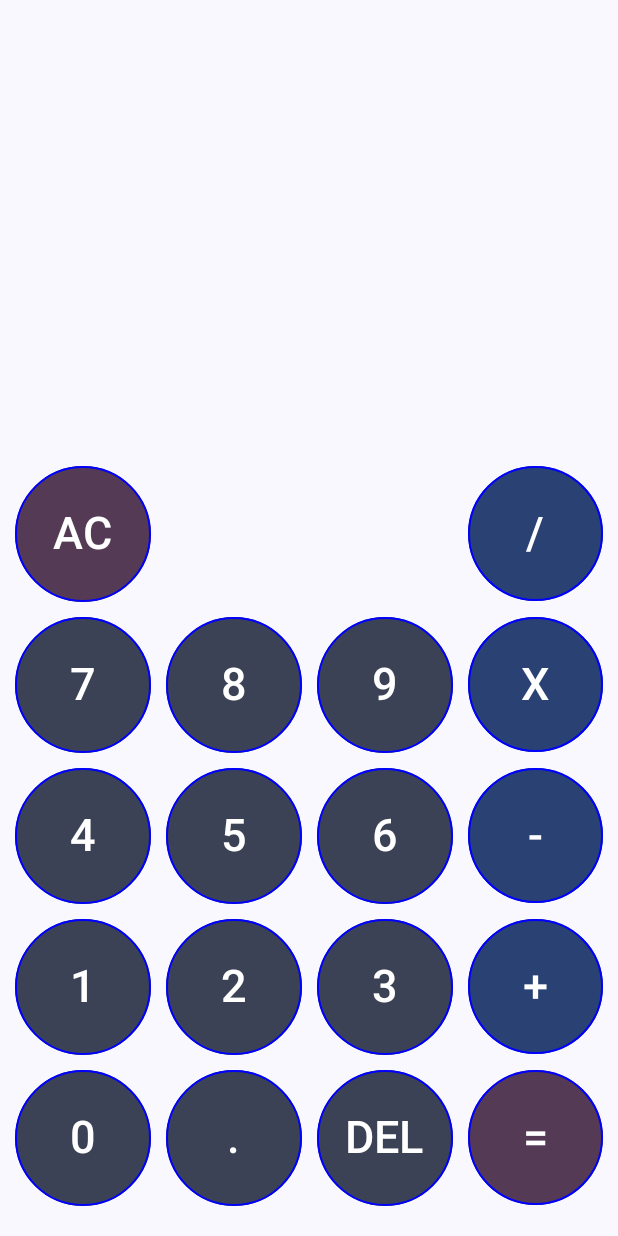
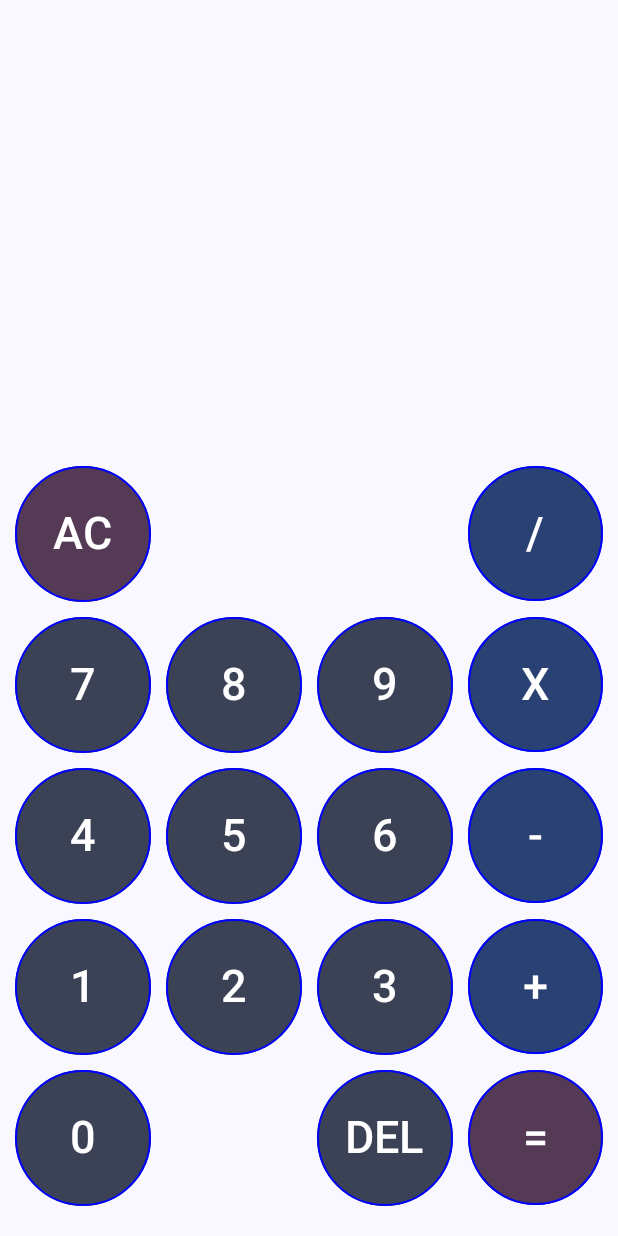
Before and after one commit to wf9a5m75/calculator-android-kotlin, an Android app built with Jetpack Compose: the screen it shows after launch (MainActivity), on a phone screen of 412 x 824 dp. Run offline under Robolectric (Android 15) with nearby library versions, the phone set to English and light mode, and no system bars; our stand-ins replace Dagger/Hilt's generated code, constraintlayout-compose.

Commit message:
Hide the dot button temporally

```diff
--- a/app/src/main/java/com/example/calculator/ui/main/MainScreen.kt
+++ b/app/src/main/java/com/example/calculator/ui/main/MainScreen.kt
@@ -265,14 +265,15 @@ fun MainScreen(
                 },
             )
             Spacer(modifier = Modifier.width(buttonSpaceDp))
-            SpecialInputButton(
-                modifier = Modifier.width(buttonSizeDp),
-                fontSize = buttonFontSp,
-                value = ValueModel(".", ValueKind.DOT),
-                onClick = {
-                    viewModel?.onSpecialButtonClick(it)
-                },
-            )
+            Spacer(modifier = Modifier.width(buttonSizeDp))
+//            SpecialInputButton(
+//                modifier = Modifier.width(buttonSizeDp),
+//                fontSize = buttonFontSp,
+//                value = ValueModel(".", ValueKind.DOT),
+//                onClick = {
+//                    viewModel?.onSpecialButtonClick(it)
+//                },
+//            )
             Spacer(modifier = Modifier.width(buttonSpaceDp))
             SpecialInputButton(
                 fontSize = buttonFontSp,
```
